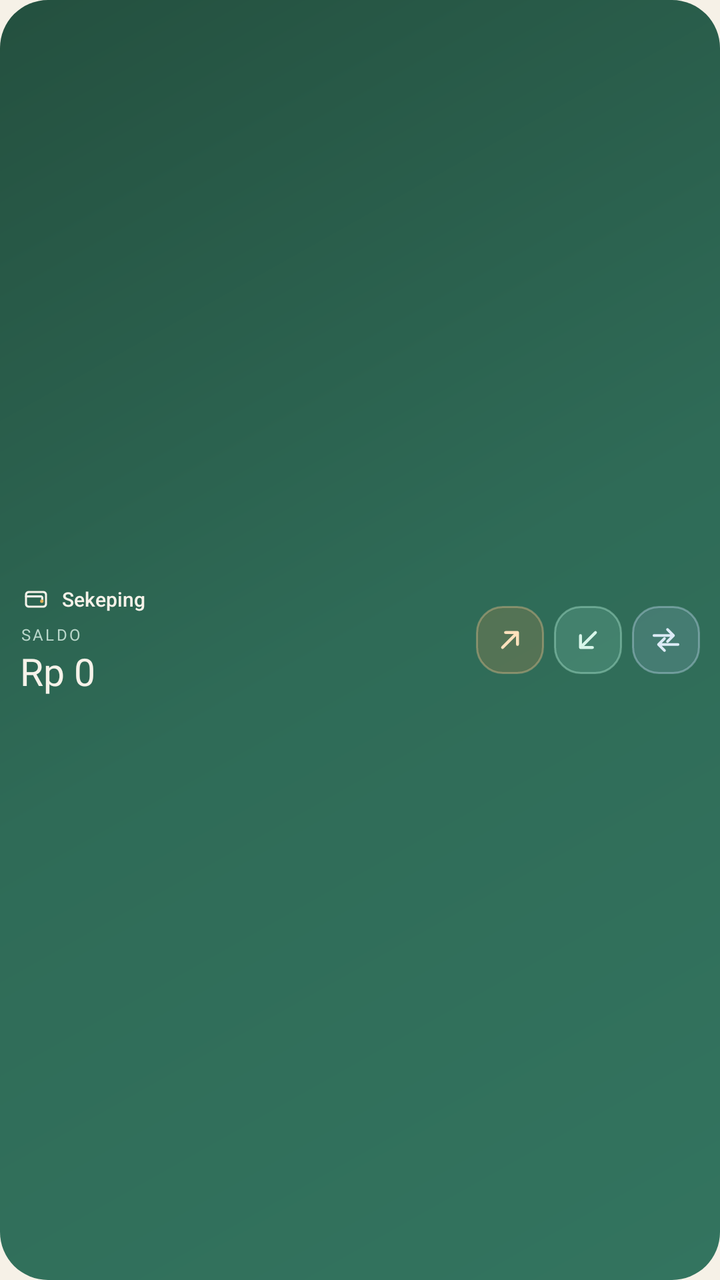
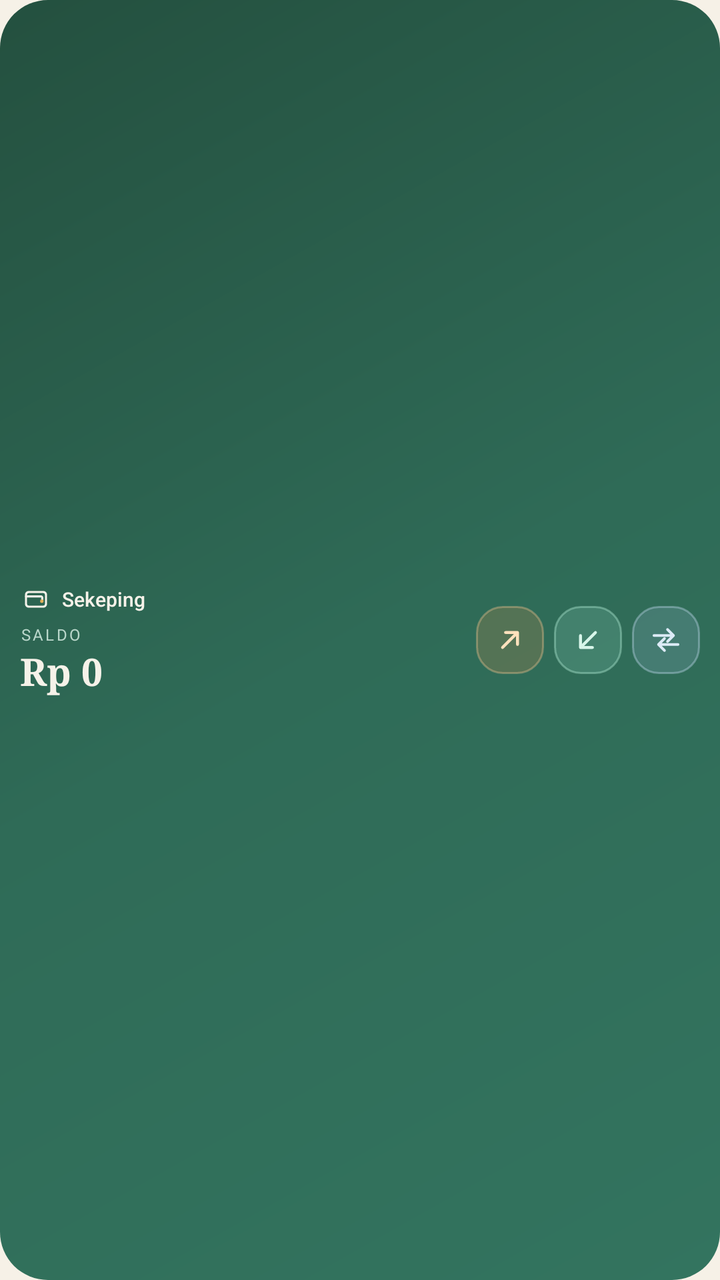

Two renders of the same Android screen: before a commit and after it. Below are the layout's source before the change and the commit's diff.
<!-- AndroidManifest.xml: application theme Theme.Sekeping -->
<!-- res/layout/widget_sekeping_small.xml -->
<?xml version="1.0" encoding="utf-8"?>
<LinearLayout xmlns:android="http://schemas.android.com/apk/res/android"
    android:id="@+id/widget_root"
    android:layout_width="match_parent"
    android:layout_height="match_parent"
    android:background="@drawable/widget_bg"
    android:contentDescription="@string/widget_open"
    android:gravity="center_vertical"
    android:orientation="horizontal"
    android:padding="10dp">

    <LinearLayout
        android:layout_width="0dp"
        android:layout_height="wrap_content"
        android:layout_weight="1"
        android:orientation="vertical">

        <LinearLayout
            android:layout_width="match_parent"
            android:layout_height="wrap_content"
            android:gravity="center_vertical"
            android:orientation="horizontal">

            <ImageView
                android:layout_width="16dp"
                android:layout_height="16dp"
                android:contentDescription="@string/app_name"
                android:src="@drawable/ic_wallet" />

            <TextView
                android:layout_width="wrap_content"
                android:layout_height="wrap_content"
                android:layout_marginStart="5dp"
                android:fontFamily="sans-serif-medium"
                android:text="@string/app_name"
                android:textColor="@color/widget_cream"
                android:textSize="10sp" />

            <TextView
                android:id="@+id/widget_accounts"
                android:layout_width="0dp"
                android:layout_height="wrap_content"
                android:layout_marginStart="6dp"
                android:layout_weight="1"
                android:ellipsize="end"
                android:gravity="end"
                android:maxLines="1"
                android:textColor="@color/widget_muted"
                android:textSize="9sp" />
        </LinearLayout>

        <TextView
            android:id="@+id/widget_caption"
            android:layout_width="match_parent"
            android:layout_height="wrap_content"
            android:layout_marginTop="4dp"
            android:letterSpacing="0.14"
            android:text="@string/widget_caption"
            android:textAllCaps="true"
            android:textColor="@color/widget_muted"
            android:textSize="8sp" />

        <TextView
            android:id="@+id/widget_balance"
            android:layout_width="match_parent"
            android:layout_height="wrap_content"
            android:ellipsize="end"
            android:maxLines="1"
            android:text="Rp 0"
            android:textColor="@color/widget_cream"
            android:textSize="19sp"
            style="@style/WidgetBalance" />
    </LinearLayout>

    <LinearLayout
        android:layout_width="wrap_content"
        android:layout_height="wrap_content"
        android:layout_marginStart="8dp"
        android:gravity="center_vertical"
        android:orientation="horizontal">

        <ImageView
            android:id="@+id/widget_expense"
            android:layout_width="34dp"
            android:layout_height="34dp"
            android:background="@drawable/widget_btn_expense"
            android:clickable="true"
            android:contentDescription="@string/widget_expense"
            android:focusable="true"
            android:padding="8dp"
            android:src="@drawable/ic_widget_expense"
            android:tint="@color/widget_icon_expense" />

        <ImageView
            android:id="@+id/widget_income"
            android:layout_width="34dp"
            android:layout_height="34dp"
            android:layout_marginStart="5dp"
            android:background="@drawable/widget_btn_income"
            android:clickable="true"
            android:contentDescription="@string/widget_income"
            android:focusable="true"
            android:padding="8dp"
            android:src="@drawable/ic_widget_income"
            android:tint="@color/widget_icon_income" />

        <ImageView
            android:id="@+id/widget_transfer"
            android:layout_width="34dp"
            android:layout_height="34dp"
            android:layout_marginStart="5dp"
            android:background="@drawable/widget_btn_transfer"
            android:clickable="true"
            android:contentDescription="@string/widget_transfer"
            android:focusable="true"
            android:padding="8dp"
            android:src="@drawable/ic_widget_transfer"
            android:tint="@color/widget_icon_transfer" />
    </LinearLayout>
</LinearLayout>
<!-- resources referenced by this layout -->
<resources>
  <color name="widget_cream">#F6F2E9</color>
  <color name="widget_icon_expense">#FFE1BC</color>
  <color name="widget_icon_income">#D8F6EA</color>
  <color name="widget_icon_transfer">#DCEBF7</color>
  <color name="widget_muted">#B9D6CA</color>
  <!-- drawable ic_widget_expense (drawable) -->
  <?xml version="1.0" encoding="utf-8"?>
  <vector xmlns:android="http://schemas.android.com/apk/res/android"
      android:width="24dp"
      android:height="24dp"
      android:viewportWidth="24"
      android:viewportHeight="24">
      <path
          android:fillColor="#00000000"
          android:pathData="M7,17L17,7M9,7h8v8"
          android:strokeColor="#FFFFFFFF"
          android:strokeLineCap="round"
          android:strokeLineJoin="round"
          android:strokeWidth="1.9" />
  </vector>
  <!-- drawable widget_bg (drawable) -->
  <?xml version="1.0" encoding="utf-8"?>
  <shape xmlns:android="http://schemas.android.com/apk/res/android"
      android:shape="rectangle">
      <gradient
          android:angle="135"
          android:centerColor="@color/brand"
          android:endColor="@color/brand_dark"
          android:startColor="#33745F"
          android:type="linear" />
      <corners android:radius="24dp" />
  </shape>
  <!-- drawable widget_btn_expense (drawable) -->
  <?xml version="1.0" encoding="utf-8"?>
  <ripple xmlns:android="http://schemas.android.com/apk/res/android"
      android:color="#33FFFFFF">
      <item>
          <shape android:shape="rectangle">
              <solid android:color="#3DC98A4B" />
              <corners android:radius="13dp" />
              <stroke
                  android:width="1dp"
                  android:color="#66E8BE8C" />
          </shape>
      </item>
  </ripple>
  <!-- drawable widget_btn_income (drawable) -->
  <?xml version="1.0" encoding="utf-8"?>
  <ripple xmlns:android="http://schemas.android.com/apk/res/android"
      android:color="#33FFFFFF">
      <item>
          <shape android:shape="rectangle">
              <solid android:color="#338FD8C0" />
              <corners android:radius="13dp" />
              <stroke
                  android:width="1dp"
                  android:color="#66B4EED8" />
          </shape>
      </item>
  </ripple>
  <!-- drawable widget_btn_transfer (drawable) -->
  <?xml version="1.0" encoding="utf-8"?>
  <ripple xmlns:android="http://schemas.android.com/apk/res/android"
      android:color="#33FFFFFF">
      <item>
          <shape android:shape="rectangle">
              <solid android:color="#339DBBD4" />
              <corners android:radius="13dp" />
              <stroke
                  android:width="1dp"
                  android:color="#66BED7EC" />
          </shape>
      </item>
  </ripple>
  <string name="app_name">Sekeping</string>
  <string name="widget_caption">Saldo</string>
  <string name="widget_expense">Pengeluaran</string>
  <string name="widget_income">Pendapatan</string>
  <string name="widget_open">Buka Sekeping</string>
  <string name="widget_transfer">Transfer</string>
  <style name="WidgetBalance">
          <item name="android:fontFamily">serif</item>
          <item name="android:textStyle">bold</item>
      </style>
  <style name="Theme.Sekeping" parent="Theme.AppCompat.DayNight.NoActionBar">
          <item name="colorPrimary">@color/brand</item>
          <item name="colorPrimaryDark">@color/paper</item>
          <item name="colorAccent">@color/accent</item>
          <item name="android:windowBackground">@color/paper</item>
          <item name="android:statusBarColor">@color/paper</item>
          <item name="android:navigationBarColor">@color/paper</item>
          <item name="android:windowLightStatusBar">true</item>
      </style>
  <color name="brand">#2F6B57</color>
  <color name="brand_dark">#24503F</color>
  <color name="paper">#F6F1E7</color>
  <color name="accent">#2F6B57</color>
  <!-- unchanged entries left out for length: 3 -->
</resources>

<!-- the commit's change to res/layout/widget_sekeping_small.xml (unified diff, before → after) -->
@@ -69,7 +69,8 @@
             android:text="Rp 0"
             android:textColor="@color/widget_cream"
             android:textSize="19sp"
-            style="@style/WidgetBalance" />
+            android:fontFamily="serif"
+        android:textStyle="bold" />
     </LinearLayout>
 
     <LinearLayout
<!-- resource entries referenced after the edit -->
@@ -80,10 +80,6 @@
   <string name="widget_income">Pendapatan</string>
   <string name="widget_open">Buka Sekeping</string>
   <string name="widget_transfer">Transfer</string>
-  <style name="WidgetBalance">
-          <item name="android:fontFamily">serif</item>
-          <item name="android:textStyle">bold</item>
-      </style>
   <style name="Theme.Sekeping" parent="Theme.AppCompat.DayNight.NoActionBar">
           <item name="colorPrimary">@color/brand</item>
           <item name="colorPrimaryDark">@color/paper</item>
